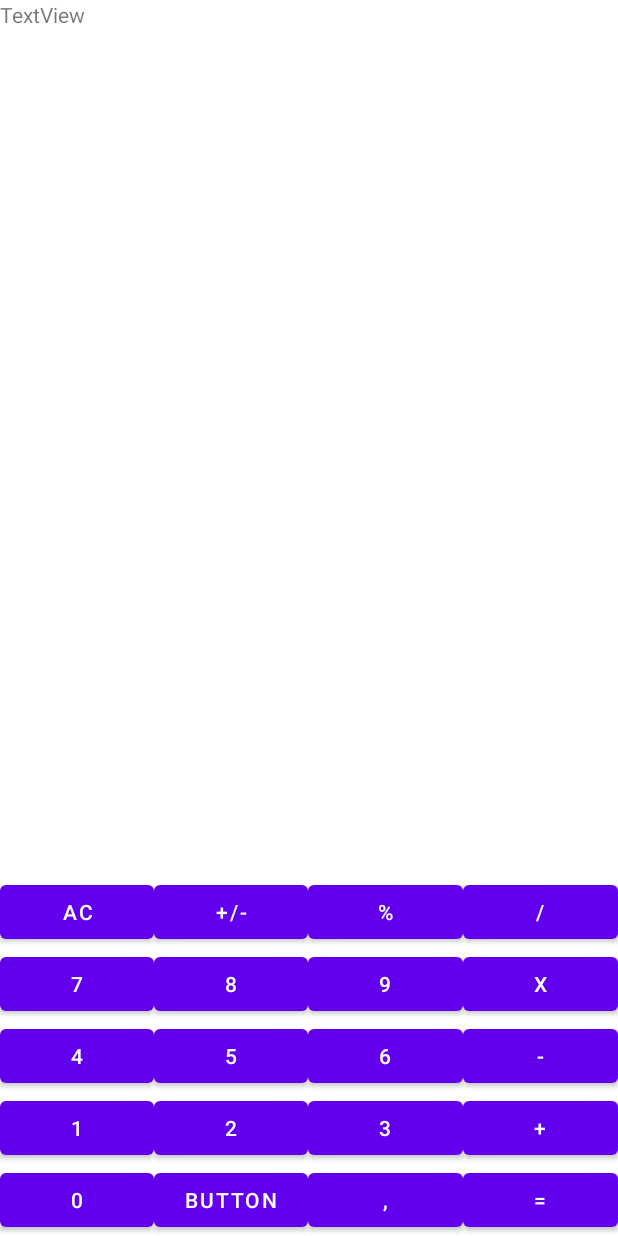
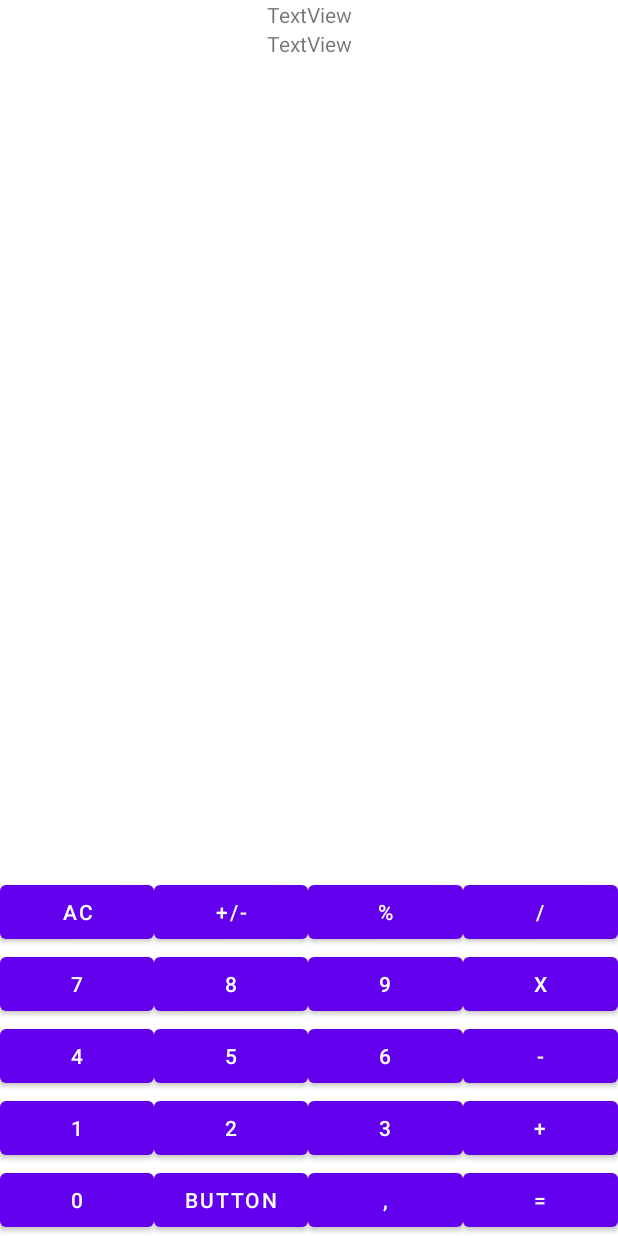
Before and after one commit to KZacc98/LabCalc, an Android app: the screen it shows after launch (MainActivity), on a phone screen of 412 x 824 dp. Run offline under Robolectric (Android 15) with nearby library versions, the phone set to English and light mode, and no system bars.

Commit message:
commiting stuff

```diff
--- a/app/src/main/java/com/example/labcalc/MainActivity.java
+++ b/app/src/main/java/com/example/labcalc/MainActivity.java
@@ -11,7 +11,7 @@ public class MainActivity extends AppCompatActivity {
 
     Button btnNum0, btnNum1, btnNum2, btnNum3, btnNum4, btnNum5, btnNum6, btnNum7, btnNum8, btnNum9,
             btnAC, btnPlusMinus, btnPercent, btnDivide, btnTimes, btnPlus, btnMinus, btnComma;
-    TextView textViewInputResult;
+    TextView textViewInputResult,textViewOutputResult;
     String process;
 
     @Override
@@ -40,14 +40,65 @@ public class MainActivity extends AppCompatActivity {
         btnComma=findViewById(R.id.btnComma);
 
         textViewInputResult=findViewById(R.id.textViewInputResult);
+        textViewOutputResult=findViewById(R.id.textViewOutputResult);
 
 
         btnAC.setOnClickListener(new View.OnClickListener() {
             @Override
             public void onClick(View v) {
                 textViewInputResult.setText("");
+                textViewOutputResult.setText("");
             }
         });
+        /*TODO
+        btnPlusMinus.setOnClickListener(new View.OnClickListener() {
+            @Override
+            public void onClick(View v) {
+                int temp = Integer.parseInt(process);
+                process = Integer.toString(temp);
+            }
+        });
+*/
+        btnDivide.setOnClickListener(new View.OnClickListener() {
+            @Override
+            public void onClick(View v) {
+                process=textViewInputResult.getText().toString();
+                textViewInputResult.setText(process+"/");
+            }
+        });
+
+        btnTimes.setOnClickListener(new View.OnClickListener() {
+            @Override
+            public void onClick(View v) {
+                process=textViewInputResult.getText().toString();
+                textViewInputResult.setText(process+"x");
+            }
+        });
+
+        btnPlus.setOnClickListener(new View.OnClickListener() {
+            @Override
+            public void onClick(View v) {
+                process=textViewInputResult.getText().toString();
+                textViewInputResult.setText(process+"+");
+            }
+        });
+
+        btnMinus.setOnClickListener(new View.OnClickListener() {
+            @Override
+            public void onClick(View v) {
+                process=textViewInputResult.getText().toString();
+                textViewInputResult.setText(process+"-");
+            }
+        });
+
+        btnComma.setOnClickListener(new View.OnClickListener() {
+            @Override
+            public void onClick(View v) {
+                process=textViewInputResult.getText().toString();
+                textViewInputResult.setText(process+".");
+            }
+        });
+
 
         btnNum0.setOnClickListener(new View.OnClickListener() {
             @Override
--- a/app/src/main/res/layout/activity_main.xml
+++ b/app/src/main/res/layout/activity_main.xml
@@ -183,13 +183,21 @@
 
     <TextView
         android:id="@+id/textViewInputResult"
-        android:layout_width="0dp"
-        android:layout_height="0dp"
+        android:layout_width="wrap_content"
+        android:layout_height="wrap_content"
         android:text="TextView"
-        app:layout_constraintBottom_toTopOf="@+id/tableLayout2"
         app:layout_constraintEnd_toEndOf="parent"
         app:layout_constraintStart_toStartOf="parent"
         app:layout_constraintTop_toTopOf="parent" />
 
+    <TextView
+        android:id="@+id/textViewOutputResult"
+        android:layout_width="wrap_content"
+        android:layout_height="wrap_content"
+        android:text="TextView"
+        app:layout_constraintEnd_toEndOf="parent"
+        app:layout_constraintStart_toStartOf="parent"
+        app:layout_constraintTop_toBottomOf="@+id/textViewInputResult" />
+
 
 </androidx.constraintlayout.widget.ConstraintLayout>
```
